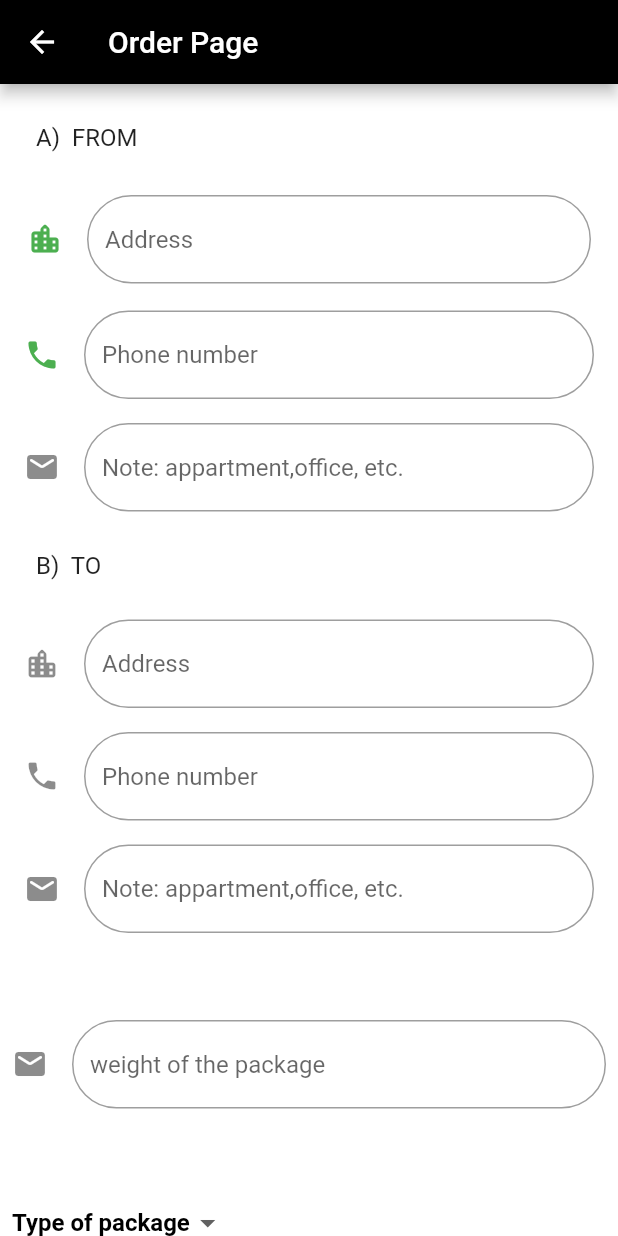
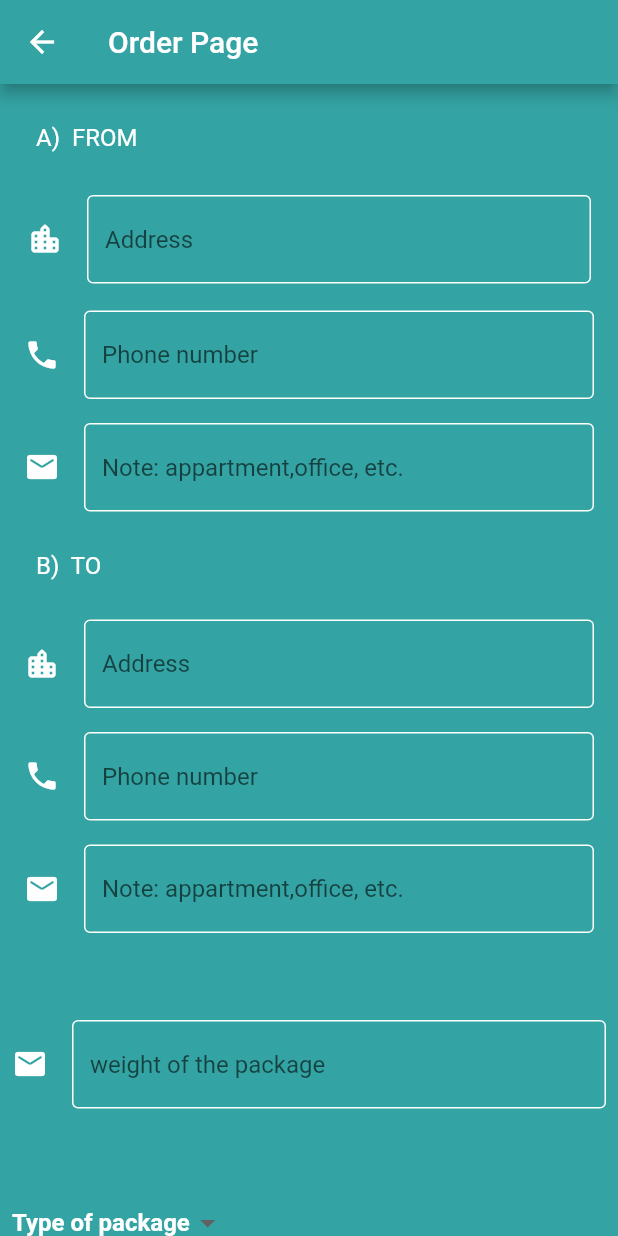
Before and after one commit to FY-ProjectX/task_app, a Flutter app: the AddOrderPage screen opened by its route, on a phone screen of 412 x 824 dp. Run offline on Flutter 3.47's test engine with Material 2 defaults, Android fonts, the light colour scheme and no system bars; our stand-ins replace get.

Commit message:
final ready

```diff
--- a/lib/main.dart
+++ b/lib/main.dart
@@ -87,8 +87,9 @@ class _MyHomePageState extends State<MyHomePage> {
                   Get.toNamed('/login');
                 },
                 style: ElevatedButton.styleFrom(
-                  // primary: Colors.red,
+                  primary: Theme.of(context).primaryColor,
                   // onPrimary: Colors.white,
+
                   shape: RoundedRectangleBorder(
                     borderRadius: BorderRadius.circular(32.0),
                   ),
@@ -107,7 +108,7 @@ class _MyHomePageState extends State<MyHomePage> {
                   Get.toNamed('/register');
                 },
                 style: ElevatedButton.styleFrom(
-                  // primary: Colors.red,
+                  primary: Theme.of(context).primaryColor,
                   // onPrimary: Colors.white,
                   shape: RoundedRectangleBorder(
                     borderRadius: BorderRadius.circular(32.0),
--- a/lib/pages/AddOrderPage.dart
+++ b/lib/pages/AddOrderPage.dart
@@ -21,18 +21,22 @@ class _AddOrderPageState extends State<AddOrderPage> {
     return TextField(
       keyboardType: TextInputType.text,
       decoration: InputDecoration(
-        icon: Icon(Icons.location_city_rounded, color: Colors.green),
+        icon: Icon(
+          Icons.location_city_rounded,
+          color: Colors.white,
+        ),
         hintText: 'Address',
         border: OutlineInputBorder(
           borderRadius: BorderRadius.circular(35),
         ),
-        enabledBorder: new OutlineInputBorder(
-          borderRadius: new BorderRadius.circular(35.0),
-          borderSide: BorderSide(color: Colors.grey),
-        ),
-        focusedBorder: new OutlineInputBorder(
-          borderRadius: new BorderRadius.circular(235.0),
-          borderSide: BorderSide(color: Colors.green),
+        enabledBorder: OutlineInputBorder(
+            borderSide: BorderSide(
+          color: Colors.white,
+          width: 1.0,
+        )),
+        focusedBorder: OutlineInputBorder(
+          borderRadius: BorderRadius.circular(25.0),
+          borderSide: BorderSide(color: Colors.white),
         ),
       ),
     );
@@ -42,18 +46,22 @@ class _AddOrderPageState extends State<AddOrderPage> {
     return TextField(
       keyboardType: TextInputType.number,
       decoration: InputDecoration(
-        icon: Icon(Icons.phone, color: Colors.green),
+        icon: Icon(
+          Icons.phone,
+          color: Colors.white,
+        ),
         hintText: 'Phone number',
         border: OutlineInputBorder(
           borderRadius: BorderRadius.circular(35),
         ),
-        enabledBorder: new OutlineInputBorder(
-          borderRadius: new BorderRadius.circular(35.0),
-          borderSide: BorderSide(color: Colors.grey),
-        ),
-        focusedBorder: new OutlineInputBorder(
-          borderRadius: new BorderRadius.circular(235.0),
-          borderSide: BorderSide(color: Colors.green),
+        enabledBorder: OutlineInputBorder(
+            borderSide: BorderSide(
+          color: Colors.white,
+          width: 1.0,
+        )),
+        focusedBorder: OutlineInputBorder(
+          borderRadius: BorderRadius.circular(25.0),
+          borderSide: BorderSide(color: Colors.white),
         ),
       ),
     );
@@ -63,18 +71,22 @@ class _AddOrderPageState extends State<AddOrderPage> {
     return TextField(
       keyboardType: TextInputType.text,
       decoration: InputDecoration(
-        icon: Icon(Icons.local_post_office_rounded),
+        icon: Icon(
+          Icons.local_post_office_rounded,
+          color: Colors.white,
+        ),
         hintText: 'Note: appartment,office, etc.',
         border: OutlineInputBorder(
           borderRadius: BorderRadius.circular(35),
         ),
-        enabledBorder: new OutlineInputBorder(
-          borderRadius: new BorderRadius.circular(35.0),
-          borderSide: BorderSide(color: Colors.grey),
-        ),
-        focusedBorder: new OutlineInputBorder(
-          borderRadius: new BorderRadius.circular(235.0),
-          borderSide: BorderSide(color: Colors.green),
+        enabledBorder: OutlineInputBorder(
+            borderSide: BorderSide(
+          color: Colors.white,
+          width: 1.0,
+        )),
+        focusedBorder: OutlineInputBorder(
+          borderRadius: BorderRadius.circular(25.0),
+          borderSide: BorderSide(color: Colors.white),
         ),
       ),
     );
@@ -84,18 +96,22 @@ class _AddOrderPageState extends State<AddOrderPage> {
     return TextField(
       keyboardType: TextInputType.text,
       decoration: InputDecoration(
-        icon: Icon(Icons.location_city_rounded),
-        hintText: 'Address',
+        icon: Icon(
+          Icons.location_city_rounded,
+          color: Colors.white,
+        ),
+        hintText: ('Address'),
         border: OutlineInputBorder(
           borderRadius: BorderRadius.circular(35),
         ),
-        enabledBorder: new OutlineInputBorder(
-          borderRadius: new BorderRadius.circular(35.0),
-          borderSide: BorderSide(color: Colors.grey),
-        ),
-        focusedBorder: new OutlineInputBorder(
-          borderRadius: new BorderRadius.circular(235.0),
-          borderSide: BorderSide(color: Colors.green),
+        enabledBorder: OutlineInputBorder(
+            borderSide: BorderSide(
+          color: Colors.white,
+          width: 1.0,
+        )),
+        focusedBorder: OutlineInputBorder(
+          borderRadius: BorderRadius.circular(25.0),
+          borderSide: BorderSide(color: Colors.white),
         ),
       ),
     );
@@ -105,18 +121,22 @@ class _AddOrderPageState extends State<AddOrderPage> {
     return TextField(
       keyboardType: TextInputType.number,
       decoration: InputDecoration(
-        icon: Icon(Icons.phone),
+        icon: Icon(
+          Icons.phone,
+          color: Colors.white,
+        ),
         hintText: 'Phone number',
         border: OutlineInputBorder(
           borderRadius: BorderRadius.circular(35),
         ),
-        enabledBorder: new OutlineInputBorder(
-          borderRadius: new BorderRadius.circular(35.0),
-          borderSide: BorderSide(color: Colors.grey),
-        ),
-        focusedBorder: new OutlineInputBorder(
-          borderRadius: new BorderRadius.circular(235.0),
-          borderSide: BorderSide(color: Colors.green),
+        enabledBorder: OutlineInputBorder(
+            borderSide: BorderSide(
+          color: Colors.white,
+          width: 1.0,
+        )),
+        focusedBorder: OutlineInputBorder(
+          borderRadius: BorderRadius.circular(25.0),
+          borderSide: BorderSide(color: Colors.white),
         ),
       ),
     );
@@ -126,18 +146,22 @@ class _AddOrderPageState extends State<AddOrderPage> {
     return TextField(
       keyboardType: TextInputType.text,
       decoration: InputDecoration(
-        icon: Icon(Icons.local_post_office_rounded),
+        icon: Icon(
+          Icons.local_post_office_rounded,
+          color: Colors.white,
+        ),
         hintText: 'Note: appartment,office, etc.',
         border: OutlineInputBorder(
           borderRadius: BorderRadius.circular(35),
         ),
-        enabledBorder: new OutlineInputBorder(
-          borderRadius: new BorderRadius.circular(35.0),
-          borderSide: BorderSide(color: Colors.grey),
-        ),
-        focusedBorder: new OutlineInputBorder(
-          borderRadius: new BorderRadius.circular(235.0),
-          borderSide: BorderSide(color: Colors.green),
+        enabledBorder: OutlineInputBorder(
+            borderSide: BorderSide(
+          color: Colors.white,
+          width: 1.0,
+        )),
+        focusedBorder: OutlineInputBorder(
+          borderRadius: BorderRadius.circular(25.0),
+          borderSide: BorderSide(color: Colors.white),
         ),
       ),
     );
@@ -147,37 +171,45 @@ class _AddOrderPageState extends State<AddOrderPage> {
     return TextField(
         keyboardType: TextInputType.text,
         decoration: InputDecoration(
-        icon: Icon(Icons.local_post_office_rounded),
+          icon: Icon(
+            Icons.local_post_office_rounded,
+            color: Colors.white,
+          ),
           hintText: 'weight of the package',
           border: OutlineInputBorder(
             borderRadius: BorderRadius.circular(35),
           ),
-        enabledBorder: new OutlineInputBorder(
-          borderRadius: new BorderRadius.circular(35.0),
-          borderSide: BorderSide(color: Colors.grey),
-        ),
-        focusedBorder: new OutlineInputBorder(
-          borderRadius: new BorderRadius.circular(235.0),
-          borderSide: BorderSide(color: Colors.green),
+          enabledBorder: OutlineInputBorder(
+              borderSide: BorderSide(
+            color: Colors.white,
+            width: 1.0,
+          )),
+          focusedBorder: OutlineInputBorder(
+            borderRadius: BorderRadius.circular(25.0),
+            borderSide: BorderSide(
+              color: Colors.white,
             ),
           ),
-    );
+        ));
   }
 
   bool? checkboxvalue = false;
   @override
   Widget build(BuildContext context) {
     return Scaffold(
-        backgroundColor: Colors.white,
+        backgroundColor: Color.fromRGBO(52, 163, 163, 1.0),
         appBar: AppBar(
-          backgroundColor: Colors.black,
+          backgroundColor: Color.fromRGBO(52, 163, 163, 1.0),
           title: Text('Order Page'),
         ),
         body: ListView(
           padding: EdgeInsets.all(8),
           children: [
             ListTile(
-              title: Text('A)  FROM'),
+              title: Text(
+                'A)  FROM',
+                style: TextStyle(color: Colors.white),
+              ),
             ),
             Padding(
               padding: EdgeInsets.all(10),
@@ -192,7 +224,10 @@ class _AddOrderPageState extends State<AddOrderPage> {
               child: _buildtype(),
             ),
             ListTile(
-              title: Text('B)  TO'),
+              title: Text(
+                'B)  TO',
+                style: TextStyle(color: Colors.white),
+              ),
             ),
             Padding(
               padding: const EdgeInsets.all(8.0),
@@ -229,7 +264,7 @@ class _AddOrderPageState extends State<AddOrderPage> {
                 hint: Text(
                   "Type of package",
                   style: TextStyle(
-                      color: Colors.black,
+                      color: Colors.white,
                       fontSize: 16,
                       fontWeight: FontWeight.w600),
                 ),
@@ -248,7 +283,10 @@ class _AddOrderPageState extends State<AddOrderPage> {
                       });
                     },
                   ),
-                  Text("I accept the terms and condition")
+                  Text(
+                    "I accept the terms and condition",
+                    style: TextStyle(color: Colors.white),
+                  )
                 ],
               ),
             )
--- a/lib/pages/DeliveryProfilePage.dart
+++ b/lib/pages/DeliveryProfilePage.dart
@@ -94,6 +94,10 @@ class _DeliveryProfilePageState extends State<DeliveryProfilePage> {
     );
 
     return Scaffold(
+        appBar: AppBar(
+          backgroundColor: Theme.of(context).primaryColor,
+          title: Text('Delivery Guy Dashboard'),
+        ),
         body: SingleChildScrollView(
           child: Center(
             child: Container(
@@ -136,7 +140,8 @@ class _DeliveryProfilePageState extends State<DeliveryProfilePage> {
                             leading: Icon(Icons.add_box),
                             trailing: Text(
                               "${_orders[index]['date']}",
-                          style: TextStyle(color: Colors.green, fontSize: 15),
+                              style:
+                                  TextStyle(color: Colors.green, fontSize: 15),
                             ),
                             title: Text(
                                 " Order Id: ${_orders[index]['id']} Cost: ${_orders[index]['cost']}"));
```
Lines whose indentation alone changed are shown as unchanged.
